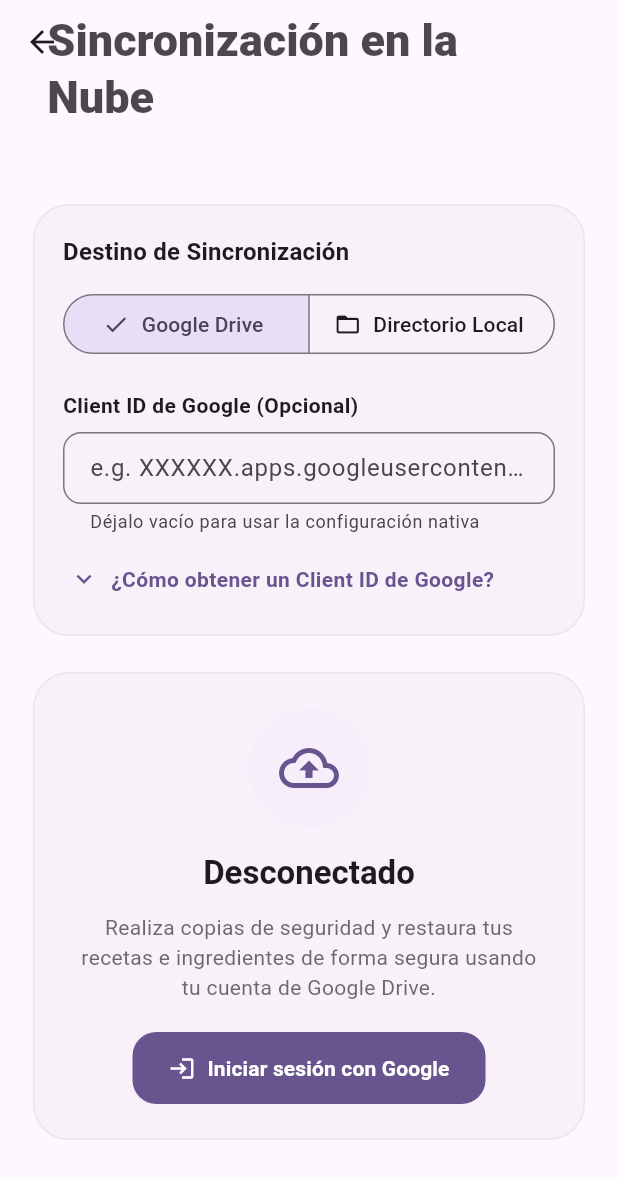
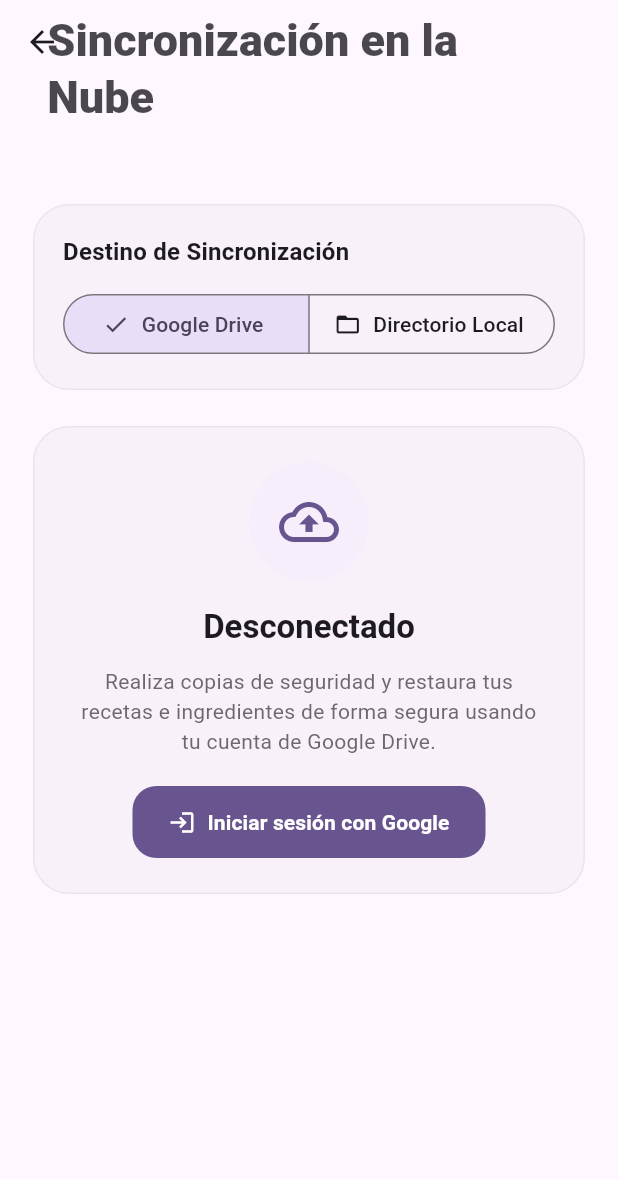
Before and after one commit to k-b-r-a/recipetools, a Flutter app: the CloudSyncScreen screen opened directly, after a tap on "Google Drive", on a phone screen of 412 x 824 dp. Shown: the top 1179 px of the screen. Run offline on Flutter 3.47's test engine with Material 3 defaults, Android fonts, the phone set to English and light mode, and no system bars; our stand-ins replace drift, file_picker, flutter_riverpod, google_fonts, google_sign_in, shared_preferences; missing offline and left inert: googleapis; accounts and stored records are empty; generated files the repository leaves out were written again.

Commit message:
Add custom directory file picker for local backup downloads and set production Google Drive Client IDs

```diff
--- a/lib/provider/cloud_sync_provider.dart
+++ b/lib/provider/cloud_sync_provider.dart
@@ -1,5 +1,6 @@
 import 'package:flutter_riverpod/flutter_riverpod.dart';
 import 'package:google_sign_in/google_sign_in.dart';
+import 'package:path/path.dart' as p;
 import '../utils/cloud_sync_service.dart';
 import 'database_provider.dart';
 
@@ -11,7 +12,6 @@ class CloudSyncState {
   final String? errorMessage;
   final String? successMessage;
   final CloudSyncStorageType storageType;
-  final String? clientId;
 
   CloudSyncState({
     this.signedIn = false,
@@ -21,7 +21,6 @@ class CloudSyncState {
     this.errorMessage,
     this.successMessage,
     this.storageType = CloudSyncStorageType.googleDrive,
-    this.clientId,
   });
 
   CloudSyncState copyWith({
@@ -32,7 +31,6 @@ class CloudSyncState {
     String? errorMessage,
     String? successMessage,
     CloudSyncStorageType? storageType,
-    String? clientId,
   }) {
     return CloudSyncState(
       signedIn: signedIn ?? this.signedIn,
@@ -42,18 +40,15 @@ class CloudSyncState {
       errorMessage: errorMessage,
       successMessage: successMessage,
       storageType: storageType ?? this.storageType,
-      clientId: clientId ?? this.clientId,
     );
   }
 }
 
 class CloudSyncNotifier extends Notifier<CloudSyncState> {
-  late final GoogleDriveSyncService _syncService;
+  GoogleDriveSyncService get _syncService => ref.read(googleDriveSyncServiceProvider);
 
   @override
   CloudSyncState build() {
-    _syncService = ref.watch(googleDriveSyncServiceProvider);
-
     // Check initial connection status asynchronously
     Future.microtask(() => checkStatus());
 
@@ -64,12 +59,12 @@ class CloudSyncNotifier extends Notifier<CloudSyncState> {
     state = state.copyWith(loading: true);
     try {
       final storageType = await _syncService.getStorageType();
-      final clientId = await _syncService.getClientId();
 
       GoogleSignInAccount? account;
       if (storageType == CloudSyncStorageType.googleDrive) {
         await GoogleSignIn.instance.initialize(
-          clientId: clientId,
+          clientId: GoogleDriveSyncService.defaultClientId,
+          serverClientId: GoogleDriveSyncService.defaultServerClientId,
         );
         account = await GoogleSignIn.instance.attemptLightweightAuthentication();
         ref.read(googleUserProvider.notifier).setUser(account);
@@ -88,7 +83,6 @@ class CloudSyncNotifier extends Notifier<CloudSyncState> {
         email: email,
         backups: backups,
         storageType: storageType,
-        clientId: clientId,
         loading: false,
       );
     } catch (e) {
@@ -108,17 +102,11 @@ class CloudSyncNotifier extends Notifier<CloudSyncState> {
 
     state = CloudSyncState(
       storageType: type,
-      clientId: state.clientId,
       signedIn: type == CloudSyncStorageType.localDirectory, // Local Backup mode is always connected
       email: type == CloudSyncStorageType.localDirectory ? 'Local Backup' : null,
       backups: backups,
       loading: false,
     );
-  }
-
-  Future<void> setClientId(String? clientId) async {
-    await _syncService.setClientId(clientId);
-    state = state.copyWith(clientId: clientId);
   }
 
   Future<void> signIn() async {
@@ -170,7 +158,6 @@ class CloudSyncNotifier extends Notifier<CloudSyncState> {
         : const <BackupFile>[];
     state = CloudSyncState(
       storageType: storageType,
-      clientId: state.clientId,
       backups: list,
     );
   }
@@ -270,6 +257,32 @@ class CloudSyncNotifier extends Notifier<CloudSyncState> {
       return false;
     }
   }
+
+  Future<bool> downloadBackup(String backupId, String fileName, String targetDirPath) async {
+    state = state.copyWith(loading: true);
+    try {
+      final file = await _syncService.downloadBackupToLocal(backupId, fileName, targetDirPath);
+      if (file != null) {
+        state = state.copyWith(
+          loading: false,
+          successMessage: 'Backup saved: ${p.basename(file.path)}',
+        );
+        return true;
+      } else {
+        state = state.copyWith(
+          loading: false,
+          errorMessage: 'Failed to save backup.',
+        );
+        return false;
+      }
+    } catch (e) {
+      state = state.copyWith(
+        loading: false,
+        errorMessage: 'Save operation error: $e',
+      );
+      return false;
+    }
+  }
 }
 
 class GoogleUserNotifier extends Notifier<GoogleSignInAccount?> {
--- a/lib/screens/cloud_sync_screen.dart
+++ b/lib/screens/cloud_sync_screen.dart
@@ -1,6 +1,7 @@
 import 'dart:math';
 import 'package:flutter/material.dart';
 import 'package:flutter_riverpod/flutter_riverpod.dart';
+import 'package:file_picker/file_picker.dart';
 import 'package:intl/intl.dart';
 import '../l10n/app_localizations.dart';
 import '../provider/cloud_sync_provider.dart';
@@ -16,22 +17,10 @@ class CloudSyncScreen extends ConsumerStatefulWidget {
 
 class _CloudSyncScreenState extends ConsumerState<CloudSyncScreen> {
   final ScrollController _scrollController = ScrollController();
-  final TextEditingController _clientIdController = TextEditingController();
-  bool _showInstructions = false;
-
-  @override
-  void initState() {
-    super.initState();
-    WidgetsBinding.instance.addPostFrameCallback((_) {
-      final state = ref.read(cloudSyncProvider);
-      _clientIdController.text = state.clientId ?? '';
-    });
-  }
 
   @override
   void dispose() {
     _scrollController.dispose();
-    _clientIdController.dispose();
     super.dispose();
   }
 
@@ -61,9 +50,6 @@ class _CloudSyncScreenState extends ConsumerState<CloudSyncScreen> {
 
     // Listen to changes in success/error messages to show SnackBar notifications
     ref.listen<CloudSyncState>(cloudSyncProvider, (previous, next) {
-      if (next.clientId != previous?.clientId) {
-        _clientIdController.text = next.clientId ?? '';
-      }
       if (next.errorMessage != null && next.errorMessage != previous?.errorMessage) {
         ScaffoldMessenger.of(context).showSnackBar(
           SnackBar(
@@ -177,116 +163,7 @@ class _CloudSyncScreenState extends ConsumerState<CloudSyncScreen> {
                 notifier.setStorageType(newSelection.first);
               },
             ),
-            if (isGoogleDrive) ...[
-              const SizedBox(height: 20),
-              Text(
-                l10n.localeName == 'es' ? 'Client ID de Google (Opcional)' : 'Google Client ID (Optional)',
-                style: theme.textTheme.bodyMedium?.copyWith(
-                  fontWeight: FontWeight.bold,
-                ),
-              ),
-              const SizedBox(height: 8),
-              Row(
-                children: [
-                  Expanded(
-                    child: TextFormField(
-                      controller: _clientIdController,
-                      enabled: !state.signedIn,
-                      decoration: InputDecoration(
-                        hintText: 'e.g. XXXXXX.apps.googleusercontent.com',
-                        border: OutlineInputBorder(
-                          borderRadius: BorderRadius.circular(12),
-                        ),
-                        contentPadding: const EdgeInsets.symmetric(horizontal: 14, vertical: 12),
-                        helperText: l10n.localeName == 'es'
-                            ? 'Déjalo vacío para usar la configuración nativa'
-                            : 'Leave empty to use native configuration',
-                      ),
-                      onChanged: (val) {
-                        notifier.setClientId(val);
-                      },
-                    ),
-                  ),
-                  if (!state.signedIn && _clientIdController.text.isNotEmpty) ...[
-                    const SizedBox(width: 8),
-                    IconButton(
-                      icon: const Icon(Icons.clear),
-                      onPressed: () {
-                        _clientIdController.clear();
-                        notifier.setClientId(null);
-                      },
-                    ),
-                  ],
-                ],
-              ),
-              const SizedBox(height: 12),
-              InkWell(
-                onTap: () {
-                  setState(() {
-                    _showInstructions = !_showInstructions;
-                  });
-                },
-                borderRadius: BorderRadius.circular(8),
-                child: Padding(
-                  padding: const EdgeInsets.symmetric(vertical: 8.0, horizontal: 4.0),
-                  child: Row(
-                    children: [
-                      Icon(
-                        _showInstructions ? Icons.expand_less : Icons.expand_more,
-                        color: theme.colorScheme.primary,
-                        size: 20,
-                      ),
-                      const SizedBox(width: 8),
-                      Text(
-                        l10n.localeName == 'es' ? '¿Cómo obtener un Client ID de Google?' : 'How to get a Google Client ID?',
-                        style: theme.textTheme.bodyMedium?.copyWith(
-                          color: theme.colorScheme.primary,
-                          fontWeight: FontWeight.bold,
-                        ),
-                      ),
-                    ],
-                  ),
-                ),
-              ),
-              if (_showInstructions) ...[
-                const SizedBox(height: 8),
-                Container(
-                  padding: const EdgeInsets.all(16),
-                  decoration: BoxDecoration(
-                    color: theme.colorScheme.surfaceContainerHighest.withValues(alpha: 0.3),
-                    borderRadius: BorderRadius.circular(12),
-                    border: Border.all(
-                      color: theme.colorScheme.outlineVariant.withValues(alpha: 0.3),
-                    ),
-                  ),
-                  child: Text(
-                    l10n.localeName == 'es'
-                        ? 'Pasos de configuración de OAuth2 para Google Drive:\n\n'
-                            '1. Ve a Google Cloud Console (console.cloud.google.com).\n'
-                            '2. Crea un proyecto y habilita la "Google Drive API".\n'
-                            '3. Configura la Pantalla de Consentimiento OAuth:\n'
-                            '   • Añade el alcance "https://www.googleapis.com/auth/drive.appdata".\n'
-                            '   • En estado "Testing", añade tu correo a la lista de "Test Users". De lo contrario, fallará la conexión.\n'
-                            '4. Ve a "Credenciales" -> "Crear credenciales" -> "ID de cliente de OAuth".\n'
-                            '5. Elige el tipo según tu plataforma (ej. Aplicación web para pruebas, o Android/iOS para móvil).\n'
-                            '6. Copia el ID de cliente, pégalo aquí y presiona Sign In.'
-                        : 'Google Drive OAuth2 Setup Steps:\n\n'
-                            '1. Go to Google Cloud Console (console.cloud.google.com).\n'
-                            '2. Create a project and enable the "Google Drive API".\n'
-                            '3. Configure the OAuth Consent Screen:\n'
-                            '   • Add the scope "https://www.googleapis.com/auth/drive.appdata".\n'
-                            '   • While in "Testing" mode, add your email to the "Test Users" list. Otherwise, authentication will fail.\n'
-                            '4. Go to "Credentials" -> "Create Credentials" -> "OAuth Client ID".\n'
-                            '5. Select application type based on platform (e.g. Web application for testing, or Android/iOS for mobile).\n'
-                            '6. Copy the Client ID, paste it here, and press Sign In.',
-                    style: theme.textTheme.bodySmall?.copyWith(
-                      height: 1.4,
-                      color: theme.colorScheme.onSurfaceVariant,
-                    ),
-                  ),
-                ),
-              ],
-            ] else ...[
+            if (!isGoogleDrive) ...[
               const SizedBox(height: 12),
               Container(
                 padding: const EdgeInsets.all(14),
@@ -401,10 +278,27 @@ class _CloudSyncScreenState extends ConsumerState<CloudSyncScreen> {
                   ),
                 )
               else
+                Wrap(
+                  spacing: 12,
+                  runSpacing: 12,
+                  alignment: WrapAlignment.center,
+                  children: [
+                    OutlinedButton.icon(
+                      onPressed: () => notifier.signIn(),
+                      style: OutlinedButton.styleFrom(
+                        padding: const EdgeInsets.symmetric(horizontal: 16, vertical: 12),
+                        side: BorderSide(color: theme.colorScheme.primary.withValues(alpha: 0.5)),
+                        shape: RoundedRectangleBorder(
+                          borderRadius: BorderRadius.circular(16),
+                        ),
+                      ),
+                      icon: const Icon(Icons.switch_account),
+                      label: Text(l10n.localeName == 'es' ? 'Cambiar cuenta' : 'Switch account'),
+                    ),
                     OutlinedButton.icon(
                       onPressed: () => notifier.signOut(),
                       style: OutlinedButton.styleFrom(
-                    padding: const EdgeInsets.symmetric(horizontal: 20, vertical: 12),
+                        padding: const EdgeInsets.symmetric(horizontal: 16, vertical: 12),
                         side: BorderSide(color: theme.colorScheme.outline.withValues(alpha: 0.5)),
                         shape: RoundedRectangleBorder(
                           borderRadius: BorderRadius.circular(16),
@@ -412,6 +306,8 @@ class _CloudSyncScreenState extends ConsumerState<CloudSyncScreen> {
                       ),
                       icon: const Icon(Icons.logout),
                       label: Text(l10n.cloud_sync_disconnect_btn),
+                    ),
+                  ],
                 ),
             ],
           ],
@@ -625,6 +521,20 @@ class _CloudSyncScreenState extends ConsumerState<CloudSyncScreen> {
                   mainAxisSize: MainAxisSize.min,
                   children: [
                     IconButton(
+                      icon: Icon(Icons.file_download_outlined, color: theme.colorScheme.secondary),
+                      onPressed: () async {
+                        final selectedDirectory = await FilePicker.platform.getDirectoryPath(
+                          dialogTitle: l10n.localeName == 'es'
+                              ? 'Seleccionar carpeta para guardar la copia'
+                              : 'Select folder to save backup',
+                        );
+                        if (selectedDirectory != null) {
+                          notifier.downloadBackup(backup.id, backup.name, selectedDirectory);
+                        }
+                      },
+                      tooltip: l10n.localeName == 'es' ? 'Guardar copia en...' : 'Save backup to...',
+                    ),
+                    IconButton(
                       icon: Icon(Icons.settings_backup_restore, color: theme.colorScheme.primary),
                       onPressed: () => _confirmRestore(context, notifier, backup.id, l10n),
                       tooltip: 'Restore',
--- a/lib/utils/cloud_sync_service.dart
+++ b/lib/utils/cloud_sync_service.dart
@@ -35,8 +35,9 @@ class BackupFile {
 }
 
 class GoogleDriveSyncService {
+  static const defaultClientId = '942605231744-g6uaakf2kns45evmlgm3s467rkkii7ms.apps.googleusercontent.com';
+  static const defaultServerClientId = '942605231744-c77i5tmm6767i2k0rktbavaklv60foka.apps.googleusercontent.com';
   static const _storageTypeKey = 'google_drive_storage_type';
-  static const _clientIdKey = 'google_drive_client_id';
   static const _simSignInKey = 'google_drive_sim_signed_in';
   static const _simEmailKey = 'google_drive_sim_email';
 
@@ -59,22 +60,6 @@ class GoogleDriveSyncService {
   Future<void> setStorageType(CloudSyncStorageType type) async {
     final prefs = await SharedPreferences.getInstance();
     await prefs.setInt(_storageTypeKey, type.index);
-  }
-
-  /// Gets the custom Client ID.
-  Future<String?> getClientId() async {
-    final prefs = await SharedPreferences.getInstance();
-    return prefs.getString(_clientIdKey);
-  }
-
-  /// Sets the custom Client ID.
-  Future<void> setClientId(String? clientId) async {
-    final prefs = await SharedPreferences.getInstance();
-    if (clientId == null || clientId.trim().isEmpty) {
-      await prefs.remove(_clientIdKey);
-    } else {
-      await prefs.setString(_clientIdKey, clientId.trim());
-    }
   }
 
   /// Checks if the user is currently signed in/connected.
@@ -106,10 +91,15 @@ class GoogleDriveSyncService {
       await prefs.setString(_simEmailKey, 'sandbox.user@gmail.com');
       return null;
     }
-    final clientId = await getClientId();
+
+    // Ensure previous session is cleared so Google shows the Account Picker dialog
+    try {
+      await GoogleSignIn.instance.signOut();
+    } catch (_) {}
 
     await GoogleSignIn.instance.initialize(
-      clientId: clientId,
+      clientId: defaultClientId,
+      serverClientId: defaultServerClientId,
     );
 
     return await GoogleSignIn.instance.authenticate();
@@ -204,6 +194,12 @@ class GoogleDriveSyncService {
       return backups;
     } catch (e) {
       debugPrint('Error getting Google Drive backups: $e');
+      final errorStr = e.toString();
+      if (errorStr.contains('403') || errorStr.contains('disabled') || errorStr.contains('drive.googleapis.com')) {
+        throw Exception(
+          'Google Drive API is disabled for project 942605231744. Enable it at: https://console.developers.google.com/apis/api/drive.googleapis.com/overview?project=942605231744',
+        );
+      }
       throw Exception('Google Drive error: $e');
     }
   }
@@ -316,16 +312,58 @@ class GoogleDriveSyncService {
     }
   }
 
+  /// Downloads/exports a backup file to a target local directory path.
+  Future<File?> downloadBackupToLocal(String backupId, String fileName, String targetDirPath) async {
+    final isSim = (await getStorageType()) == CloudSyncStorageType.localDirectory;
+    final exportFile = File(p.join(targetDirPath, fileName));
+
+    if (isSim) {
+      final sourceFile = File(backupId);
+      if (!await sourceFile.exists()) return null;
+      await sourceFile.copy(exportFile.path);
+      return exportFile;
+    }
+
+    try {
+      final client = await _getGoogleClient();
+      if (client == null) return null;
+
+      final driveApi = drive.DriveApi(client);
+      final mediaResponse = await driveApi.files.get(
+        backupId,
+        downloadOptions: drive.DownloadOptions.fullMedia,
+      ) as drive.Media;
+
+      final List<int> fileBytes = [];
+      await for (var data in mediaResponse.stream) {
+        fileBytes.addAll(data);
+      }
+
+      if (fileBytes.isEmpty) return null;
+
+      await exportFile.writeAsBytes(fileBytes);
+      return exportFile;
+    } catch (e) {
+      debugPrint('Error downloading backup: $e');
+      return null;
+    }
+  }
+
   /// Authenticated HTTP client helper for Google API access.
   Future<http.Client?> _getGoogleClient() async {
     final account = _currentUser;
     if (account == null) return null;
 
-    final authHeaders = await account.authorizationClient.authorizationHeaders([
-      drive.DriveApi.driveAppdataScope,
-    ], promptIfNecessary: true);
+    try {
+      final authHeaders = await account.authorizationClient.authorizationHeaders([
+        drive.DriveApi.driveAppdataScope,
+      ], promptIfNecessary: true);
 
-    if (authHeaders == null) return null;
-    return GoogleAuthClient(authHeaders);
+      if (authHeaders == null) return null;
+      return GoogleAuthClient(authHeaders);
+    } catch (e) {
+      debugPrint('Error obtaining Google API authorization headers: $e');
+      return null;
+    }
   }
 }
--- a/pubspec.yaml
+++ b/pubspec.yaml
@@ -52,6 +52,7 @@ dependencies:
   google_fonts: ^8.1.0
   googleapis: ^16.0.0
   googleapis_auth: ^2.3.2
+  file_picker: ^8.1.7
 
 dev_dependencies:
   flutter_test:
```
Also changed, not shown: pubspec.lock, 3 other files. Lines whose indentation alone changed are shown as unchanged.
